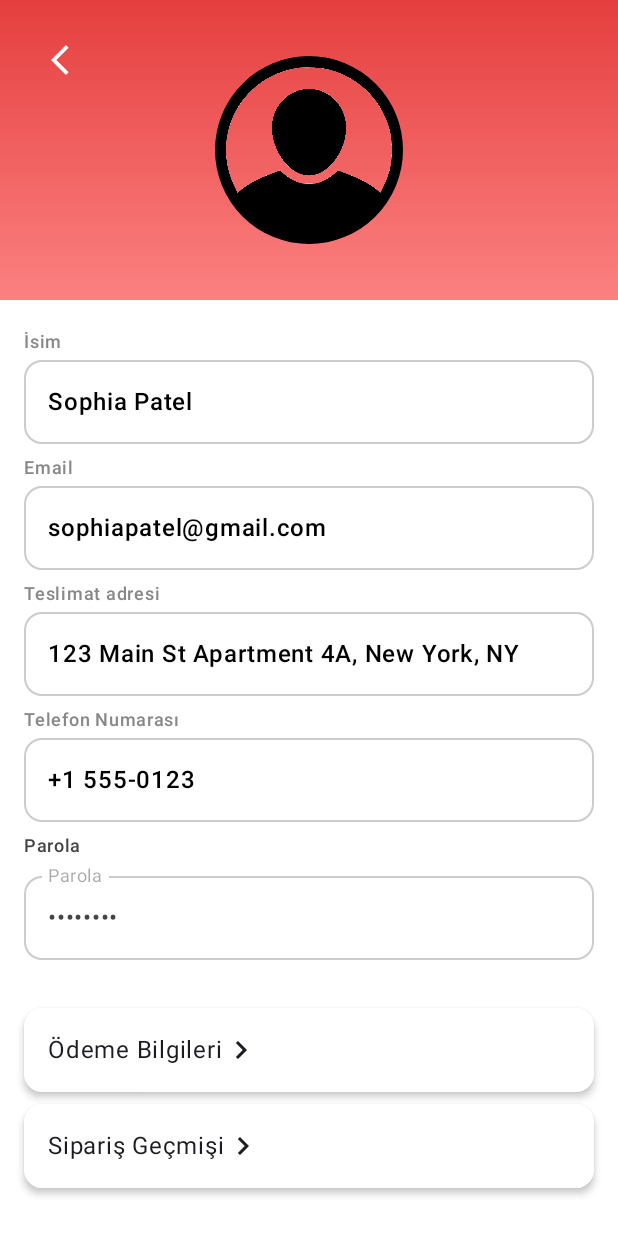
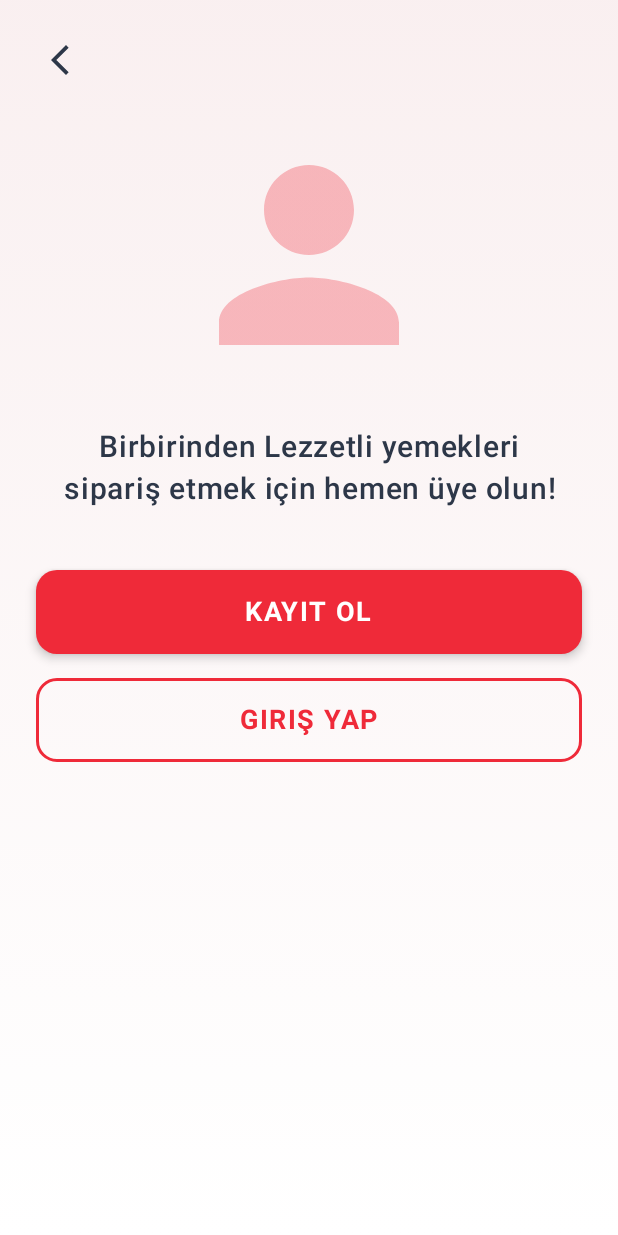
Before and after one commit to borayldrmm/FoodieHub, an Android app built with Jetpack Compose: the ProfileScreen screen opened through its navigation route, on a phone screen of 412 x 824 dp. Run offline under Robolectric (Android 15) with nearby library versions, the phone set to English and light mode, and no system bars; our stand-ins replace Dagger/Hilt's generated code; libraries missing offline, so code that uses them is left out: com.composables.icons, com.yalantis.ucrop.

Commit message:
feat: implement Login UI and guest profile screen with session management (#12)
feat: implement Login UI and guest profile screen with session management

- Add LoginScreen with Material Design 3 gradient UI
- Create ProfileGuestScreen for non-authenticated users
- Implement LoginViewModel with validation and error handling
- Update ProfileViewModel to check login status on init
- Add Türkçe locale support for proper uppercase conversion
- Configure navigation routes for login and register
- Update ProfileScreen to conditionally render based on login state
- Add authentication string resources
- Fix UI visibility issues (button text, input colors, icons)
- Apply modern styling (elevation, letter spacing, gradients)

Technical improvements:
- Use LocalContext.locales[0] for locale-aware formatting
- Remove redundant LaunchedEffect from ProfileScreen
- Integrate CheckUserLoginStatusUseCase in ProfileViewModel
- Add proper TextField color configuration
- Implement button elevation for 3D effects

BREAKING CHANGE: ProfileScreen now requires login check, guest users see ProfileGuestScreen instead of authenticated content

```diff
--- a/app/src/main/java/com/borayildirim/foodiehub/FoodieHubApplication.kt
+++ b/app/src/main/java/com/borayildirim/foodiehub/FoodieHubApplication.kt
@@ -23,9 +23,11 @@ class FoodieHubApplication : Application() {
         CoroutineScope(Dispatchers.IO).launch {
             insertTestUserIfNotExists()
 
+            /*
             // TEST: Save userId in DataStore
             val preferencesManager = UserPreferencesManager(this@FoodieHubApplication)
             preferencesManager.saveUserId("temp_user_123")
+             */
         }
     }
 
--- a/app/src/main/java/com/borayildirim/foodiehub/domain/repository/UserRepository.kt
+++ b/app/src/main/java/com/borayildirim/foodiehub/domain/repository/UserRepository.kt
@@ -1,6 +1,9 @@
 package com.borayildirim.foodiehub.domain.repository
+
+import com.borayildirim.foodiehub.domain.model.User
 
 interface UserRepository {
     suspend fun isLogin(): Boolean
-
+    suspend fun login(email: String, password: String): Result<User>
+    suspend fun register(user: User): Result<Unit>
 }
--- a/app/src/main/java/com/borayildirim/foodiehub/presentation/navigation/NavGraph.kt
+++ b/app/src/main/java/com/borayildirim/foodiehub/presentation/navigation/NavGraph.kt
@@ -12,6 +12,7 @@ import com.borayildirim.foodiehub.presentation.screens.CustomizationScreen
 import com.borayildirim.foodiehub.presentation.screens.FavoritesScreen
 import com.borayildirim.foodiehub.presentation.screens.FoodDetailScreen
 import com.borayildirim.foodiehub.presentation.screens.HomeScreen
+import com.borayildirim.foodiehub.presentation.screens.LoginScreen
 import com.borayildirim.foodiehub.presentation.screens.ProfileScreen
 import com.borayildirim.foodiehub.presentation.screens.SplashScreen
 
@@ -23,7 +24,13 @@ fun NavGraph(navController: NavHostController) {
         startDestination = Route.Splash.route
     ) {
         composable(Route.Splash.route) { SplashScreen(navController) }
+
+        composable(Route.Login.route) { LoginScreen(navController) }
+
+        composable(Route.Register.route) { Text("Register Screen") }
+
         composable(Route.Add.route) { Text("Add Screen") }
+
         composable(Route.Home.route) { HomeScreen(navController) }
 
         // FavoritesScreen
--- a/app/src/main/java/com/borayildirim/foodiehub/presentation/navigation/Routes.kt
+++ b/app/src/main/java/com/borayildirim/foodiehub/presentation/navigation/Routes.kt
@@ -2,6 +2,10 @@ package com.borayildirim.foodiehub.presentation.navigation
 
 sealed class Route(val route: String) {
     data object Splash: Route("splash")
+
+    data object Login: Route("login")
+
+    data object Register: Route("register")
 
     data object Home: Route("home")
 
--- /dev/null
+++ b/app/src/main/java/com/borayildirim/foodiehub/presentation/screens/ProfileGuestScreen.kt
@@ -0,0 +1,158 @@
+package com.borayildirim.foodiehub.presentation.screens
+
+import android.annotation.SuppressLint
+import androidx.compose.foundation.BorderStroke
+import androidx.compose.foundation.background
+import androidx.compose.foundation.layout.Box
+import androidx.compose.foundation.layout.Column
+import androidx.compose.foundation.layout.Spacer
+import androidx.compose.foundation.layout.fillMaxSize
+import androidx.compose.foundation.layout.fillMaxWidth
+import androidx.compose.foundation.layout.height
+import androidx.compose.foundation.layout.padding
+import androidx.compose.foundation.layout.size
+import androidx.compose.foundation.shape.RoundedCornerShape
+import androidx.compose.material.icons.Icons
+import androidx.compose.material.icons.filled.ArrowBackIosNew
+import androidx.compose.material.icons.filled.Person
+import androidx.compose.material3.Button
+import androidx.compose.material3.ButtonDefaults
+import androidx.compose.material3.Icon
+import androidx.compose.material3.IconButton
+import androidx.compose.material3.MaterialTheme
+import androidx.compose.material3.OutlinedButton
+import androidx.compose.material3.Text
+import androidx.compose.runtime.Composable
+import androidx.compose.ui.Alignment
+import androidx.compose.ui.Modifier
+import androidx.compose.ui.graphics.Brush
+import androidx.compose.ui.graphics.Color
+import androidx.compose.ui.platform.LocalContext
+import androidx.compose.ui.res.stringResource
+import androidx.compose.ui.text.font.FontWeight
+import androidx.compose.ui.text.style.TextAlign
+import androidx.compose.ui.unit.dp
+import androidx.compose.ui.unit.sp
+import androidx.navigation.NavController
+import com.borayildirim.foodiehub.R
+
+@SuppressLint("LocalContextConfigurationRead")
+@Composable
+fun ProfileGuestScreen(navController: NavController) {
+
+    val context = LocalContext.current
+    val locale = context.resources.configuration.locales[0]
+    Box(modifier = Modifier.fillMaxSize()) {
+        Column(
+            modifier = Modifier
+                .fillMaxSize()
+                .background(
+                    Brush.verticalGradient(
+                        colors = listOf(
+                            MaterialTheme.colorScheme.onPrimary.copy(alpha = 0.05f),
+                            Color.White
+                        )
+                    )
+                ),
+            horizontalAlignment = Alignment.CenterHorizontally
+        ) {
+            // Top spacing
+            Spacer(modifier = Modifier.height(80.dp))
+
+
+            // Large User Icon
+            Icon(
+                imageVector = Icons.Default.Person,
+                contentDescription = null,
+                modifier = Modifier.size(180.dp),
+                tint = MaterialTheme.colorScheme.onPrimary.copy(alpha = 0.3f)
+            )
+
+            Spacer(modifier = Modifier.height(24.dp))
+
+            // Message
+            Text(
+                text = stringResource(R.string.join_foodiehub),
+                fontSize = 20.sp,
+                fontWeight = FontWeight.SemiBold,
+                color = Color(0xFF2D3748),
+                textAlign = TextAlign.Center,
+                lineHeight = 28.sp,
+                modifier = Modifier.padding(horizontal = 32.dp)
+            )
+
+            Spacer(modifier = Modifier.height(40.dp))
+
+
+            // Buttons container
+            Column(
+                modifier = Modifier
+                    .fillMaxWidth()
+                    .padding(horizontal = 24.dp)
+            ) {
+
+                // Sign Up Button
+                Button(
+                    onClick = { navController.navigate("register") },
+                    modifier = Modifier
+                        .fillMaxWidth()
+                        .height(56.dp),
+                    shape = RoundedCornerShape(14.dp),
+                    colors = ButtonDefaults.buttonColors(
+                        containerColor = MaterialTheme.colorScheme.onPrimary,
+                        contentColor = Color.White
+                    ),
+                    elevation = ButtonDefaults.buttonElevation(
+                        defaultElevation = 4.dp,
+                        pressedElevation = 8.dp
+                    )
+                ) {
+                    Text(
+                        text = stringResource(R.string.register).uppercase(locale),
+                        fontSize = 18.sp,
+                        fontWeight = FontWeight.Bold,
+                        letterSpacing = 1.sp
+                    )
+                }
+
+                Spacer(modifier = Modifier.height(16.dp))
+
+                // Sign In Button
+                OutlinedButton(
+                    onClick = { navController.navigate("login") },
+                    modifier = Modifier
+                        .fillMaxWidth()
+                        .height(56.dp),
+                    shape = RoundedCornerShape(14.dp),
+                    border = BorderStroke(2.dp, MaterialTheme.colorScheme.onPrimary),
+                    colors = ButtonDefaults.outlinedButtonColors(
+                        contentColor = MaterialTheme.colorScheme.onPrimary
+                    )
+                ) {
+                    Text(
+                        text = stringResource(R.string.login).uppercase(locale),
+                        fontSize = 18.sp,
+                        fontWeight = FontWeight.Bold,
+                        letterSpacing = 1.sp
+                    )
+                }
+            }
+        }
+
+        // Back button
+        IconButton(
+            onClick = { navController.popBackStack() },
+            modifier = Modifier
+                .align(Alignment.TopStart)
+                .padding(16.dp)
+                .size(48.dp)
+        ) {
+            Icon(
+                imageVector = Icons.Default.ArrowBackIosNew,
+                contentDescription = stringResource(R.string.back_txt),
+                tint = Color(0xFF2D3748),
+                modifier = Modifier.size(24.dp)
+            )
+        }
+    }
+}
--- a/app/src/main/java/com/borayildirim/foodiehub/presentation/screens/ProfileScreen.kt
+++ b/app/src/main/java/com/borayildirim/foodiehub/presentation/screens/ProfileScreen.kt
@@ -81,12 +81,14 @@ fun ProfileScreen(
     profileViewModel: ProfileViewModel = hiltViewModel()
 ) {
     val uiState by profileViewModel.uiState.collectAsState()
-
-    LaunchedEffect(Unit) {
-        profileViewModel.loadUserProfile()
-    }
+    val isLoggedIn by profileViewModel.isLoggedIn.collectAsState()
 
     when {
+        !isLoggedIn -> {
+            // Guest screen - not logged in
+            ProfileGuestScreen(navController)
+        }
+
         uiState.isLoading -> {
             Box(
                 modifier = Modifier.fillMaxSize(),
--- a/app/src/main/java/com/borayildirim/foodiehub/presentation/viewmodels/ProfileViewModel.kt
+++ b/app/src/main/java/com/borayildirim/foodiehub/presentation/viewmodels/ProfileViewModel.kt
@@ -7,6 +7,7 @@ import androidx.lifecycle.viewModelScope
 import com.borayildirim.foodiehub.R
 import com.borayildirim.foodiehub.domain.model.User
 import com.borayildirim.foodiehub.domain.repository.ProfileRepository
+import com.borayildirim.foodiehub.domain.usecase.CheckUserLoginStatusUseCase
 import dagger.hilt.android.lifecycle.HiltViewModel
 import kotlinx.coroutines.flow.MutableStateFlow
 import kotlinx.coroutines.flow.asStateFlow
@@ -23,12 +24,19 @@ data class ProfileUiState(
 
 @HiltViewModel
 class ProfileViewModel @Inject constructor(
-    private val profileRepository: ProfileRepository
+    private val profileRepository: ProfileRepository,
+    private val checkUserLoginStatusUseCase: CheckUserLoginStatusUseCase
 ): ViewModel() {
 
     private val _uiState = MutableStateFlow(ProfileUiState())
     val uiState = _uiState.asStateFlow()
 
+    private val _isLoggedIn = MutableStateFlow(false)
+    val isLoggedIn = _isLoggedIn.asStateFlow()
+
+    init {
+        checkLoginStatus()
+    }
     fun loadUserProfile() {
         viewModelScope.launch {
             _uiState.value = _uiState.value.copy(isLoading = true)
@@ -150,4 +158,13 @@ class ProfileViewModel @Inject constructor(
             }
         }
     }
+
+    private fun checkLoginStatus() {
+        viewModelScope.launch {
+            _isLoggedIn.value = checkUserLoginStatusUseCase.checkLoginStatus()
+            if (_isLoggedIn.value) {
+                loadUserProfile()
+            }
+        }
+    }
 }
--- a/app/src/main/res/values/strings.xml
+++ b/app/src/main/res/values/strings.xml
@@ -113,4 +113,16 @@
     <string name="wrong_current_pw">Mevcut şifre yanlış</string>
     <string name="password_changed_successfully">Parola başarılı bir şekilde değiştirildi..</string>
     <string name="user_not_found">Kullanıcı Bulunamadı</string>
+
+    <!-- Authentication Messages - YENİ -->
+    <string name="wrong_password">Şifre yanlış</string>
+    <string name="email_already_exists">Bu e-posta adresi zaten kayıtlı</string>
+    <string name="login">Giriş Yap</string>
+    <string name="register">Kayıt Ol</string>
+    <string name="full_name">Ad Soyad</string>
+    <string name="invalid_email">Geçersiz e-posta adresi</string>
+    <string name="already_have_account">Zaten hesabınız var mı?</string>
+    <string name="dont_have_account">Hesabınız yok mu?</string>
+    <string name="unknown_error">Bilinmeyen hata!</string>
+    <string name="join_foodiehub">Birbirinden Lezzetli yemekleri sipariş etmek için hemen üye olun!</string>
 </resources>
```
Also changed, not shown: app/src/main/java/com/borayildirim/foodiehub/data/repository/UserRepositoryImpl.kt (+41 -0 lines), app/src/main/java/com/borayildirim/foodiehub/domain/model/AuthException.kt (added, +7 -0 lines), app/src/main/java/com/borayildirim/foodiehub/presentation/screens/LoginScreen.kt (added, +248 -0 lines), app/src/main/java/com/borayildirim/foodiehub/presentation/viewmodels/LoginViewModel.kt (added, +86 -0 lines).
